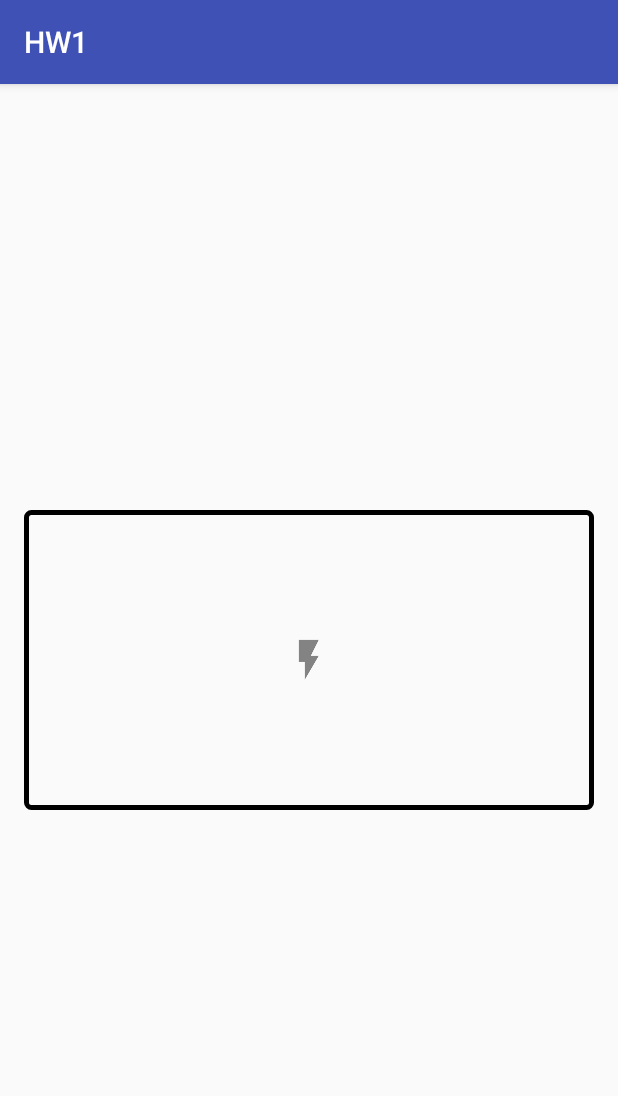
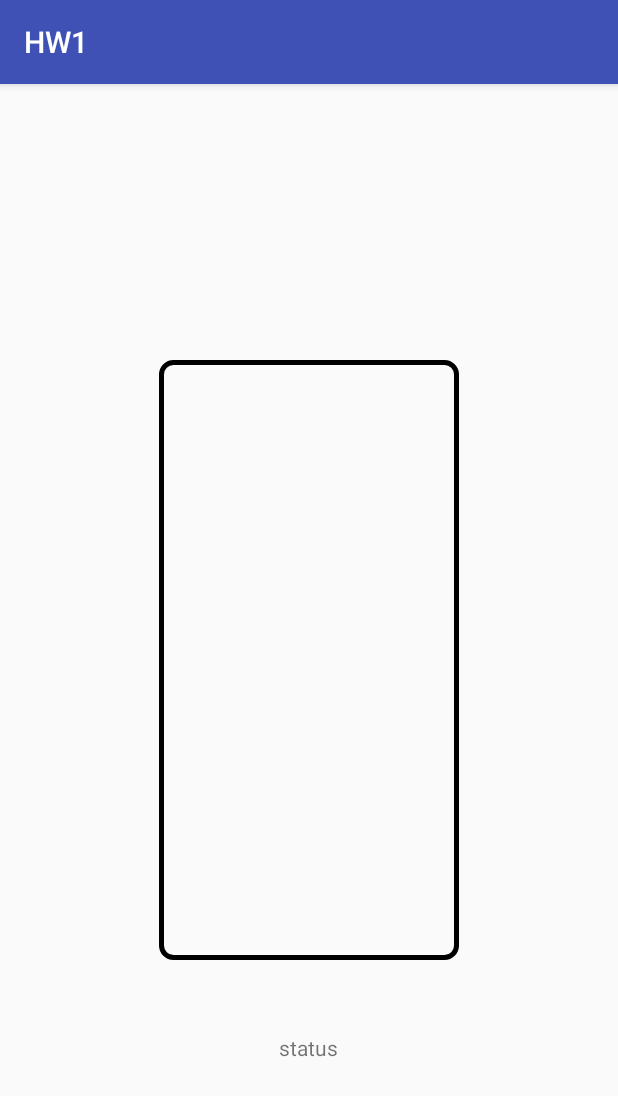
Before and after one commit to IliaBulavintsev/sbrfHWs, an Android app: the screen it shows after launch (MainActivity), on a phone screen of 412 x 824 dp. Shown: the top 1096 px of the screen. Run offline under Robolectric (Android 15) with nearby library versions, the phone set to English and light mode, and no system bars.

Commit message:
battery status

```diff
--- a/MyApplication/app/src/main/java/com/example/ilia/hw1/MainActivity.java
+++ b/MyApplication/app/src/main/java/com/example/ilia/hw1/MainActivity.java
@@ -1,36 +1,86 @@
 package com.example.ilia.hw1;
 
 import android.animation.ValueAnimator;
+import android.content.BroadcastReceiver;
+import android.content.Context;
+import android.content.Intent;
+import android.content.IntentFilter;
+import android.os.BatteryManager;
 import android.support.v7.app.AppCompatActivity;
 import android.os.Bundle;
 import android.view.View;
 import android.view.animation.DecelerateInterpolator;
+import android.widget.ImageView;
+import android.widget.TextView;
+
+import org.w3c.dom.Text;
 
 public class MainActivity extends AppCompatActivity {
 
-    private View indicator;
-    private ValueAnimator animator;
+    private ImageView battery;
+    private TextView battery_percent;
+    private TextView battery_technology;
+    private TextView battery_status;
+
+    private BroadcastReceiver battery_receiver = new BroadcastReceiver() {
+        @Override
+        public void onReceive(Context context, Intent intent) {
+
+            int level = intent.getIntExtra(BatteryManager.EXTRA_LEVEL, -1);
+            int scale = intent.getIntExtra(BatteryManager.EXTRA_SCALE, -1);
+
+
+
+            float batteryPct = ((float) level / (float)scale) * 100f;
+            int percent = Math.round(batteryPct);
+
+            String technology = intent.getStringExtra(BatteryManager.EXTRA_TECHNOLOGY);
+            String status = getResources().getStringArray(R.array.battery_status)[getBatteryStatus(intent)];
+
+            battery.getDrawable().setLevel(percent *100);
+            battery_percent.setText(getString(R.string.battery_percent_format, percent));
+            battery_technology.setText(getString(R.string.battery_technology_format, technology));
+            battery_status.setText(getString(R.string.battery_status_format, status));
+
+
+        }
+    };
 
     @Override
     protected void onCreate(Bundle savedInstanceState) {
         super.onCreate(savedInstanceState);
         setContentView(R.layout.activity_main);
 
-        indicator = findViewById(R.id.animated_view);
+        battery = (ImageView) findViewById(R.id.battery_image);
+        battery_percent = (TextView) findViewById(R.id.battery_percent);
+        battery_technology = (TextView) findViewById(R.id.battery_technology);
+        battery_status = (TextView) findViewById(R.id.battery_status);
 
-        // Создаём аниматор
-        animator = ValueAnimator.ofInt(0, 10000);
-        animator.setRepeatMode(ValueAnimator.REVERSE);
-        animator.setRepeatCount(ValueAnimator.INFINITE);
-        animator.setDuration(2000);
-        animator.setInterpolator(new DecelerateInterpolator());
-        animator.addUpdateListener(new ValueAnimator.AnimatorUpdateListener() {
-            @Override
-            public void onAnimationUpdate(ValueAnimator valueAnimator) {
-                Integer value = (Integer) valueAnimator.getAnimatedValue();
-                indicator.getBackground().setLevel(value);
-            }
-        });
-        animator.start();
+    }
+
+    @Override
+    protected void onStart() {
+        super.onStart();
+        IntentFilter intentFilter = new IntentFilter();
+        intentFilter.addAction(Intent.ACTION_BATTERY_CHANGED);
+        registerReceiver(battery_receiver, intentFilter);
+    }
+
+    @Override
+    protected void onStop() {
+        super.onStop();
+        unregisterReceiver(battery_receiver);
+    }
+
+    private boolean battery_present(Intent intent){
+        return  intent.getBooleanExtra(BatteryManager.EXTRA_PRESENT, true);
+    }
+
+    private int getBatteryStatus(Intent intent){
+        int state = 0;
+        if (battery_present(intent)){
+            state = intent.getIntExtra(BatteryManager.EXTRA_STATUS, BatteryManager.BATTERY_STATUS_UNKNOWN);
+        }
+        return state;
     }
 }
--- /dev/null
+++ b/MyApplication/app/src/main/res/drawable/battery.xml
@@ -0,0 +1,21 @@
+<?xml version="1.0" encoding="utf-8"?>
+<layer-list xmlns:android="http://schemas.android.com/apk/res/android">
+
+    <item>
+        <shape android:shape="rectangle">
+            <stroke android:color="@color/colorBlack" android:width="@dimen/battery_stroke" />
+            <corners android:radius="@dimen/battery_radius"/>
+        </shape>
+    </item>
+
+    <item>
+        <clip android:clipOrientation="vertical" android:gravity="bottom">
+            <shape android:shape="rectangle">
+                <stroke android:color="@color/colorBlack" android:width="@dimen/battery_stroke" />
+                <solid android:color="@color/colorGreen" />
+                <corners android:radius="@dimen/battery_radius"/>
+            </shape>
+        </clip>
+    </item>
+
+</layer-list>
--- a/MyApplication/app/src/main/res/layout/activity_main.xml
+++ b/MyApplication/app/src/main/res/layout/activity_main.xml
@@ -10,15 +10,36 @@
     android:paddingTop="@dimen/activity_vertical_margin"
     tools:context="com.example.ilia.hw1.MainActivity">
 
-    <View
+    <TextView
+        android:id="@+id/battery_percent"
+        android:layout_width="wrap_content"
+        android:layout_height="wrap_content"
+        android:layout_centerHorizontal="true"
+        android:layout_below="@+id/battery_image"
+        tools:text="100%"
+        android:textAppearance="@style/percentAppearence"/>
+
+    <TextView
+        android:id="@+id/battery_technology"
+        android:layout_width="wrap_content"
+        android:layout_height="wrap_content"
+        android:layout_centerHorizontal="true"
+        android:layout_below="@+id/battery_percent"
+        tools:text="Li-on"/>
+
+    <TextView
+        android:id="@+id/battery_status"
+        android:layout_width="wrap_content"
+        android:layout_height="wrap_content"
+        android:layout_centerHorizontal="true"
+        android:layout_below="@id/battery_technology"
+        android:text="status"/>
+
+    <ImageView
+        android:id="@+id/battery_image"
         android:layout_centerInParent="true"
-        android:id="@+id/animated_view"
-        android:layout_width="500dp"
-        android:layout_height="200dp"
-        android:background="@drawable/indicator"
-        android:layout_marginBottom="@dimen/shape_vertical_padding"
-        android:layout_marginTop="@dimen/shape_vertical_padding"
-        android:clickable="true"
-        />
+        android:layout_width="@dimen/battery_width"
+        android:layout_height="@dimen/battery_height"
+        android:src="@drawable/battery"/>
 
 </RelativeLayout>
--- /dev/null
+++ b/MyApplication/app/src/main/res/values-v21/styles.xml
@@ -0,0 +1,14 @@
+<?xml version="1.0" encoding="utf-8"?>
+<resources>
+    <!-- Base application theme. -->
+    <style name="AppTheme" parent="Theme.AppCompat.Light.DarkActionBar">
+        <!-- Customize your theme here. -->
+        <item name="colorPrimary">@color/colorPrimary</item>
+        <item name="colorPrimaryDark">@color/colorPrimaryDark</item>
+        <item name="colorAccent">@color/colorAccent</item>
+    </style>
+
+    <style name="percentAppearence" parent="android:TextAppearance.Material.Large">
+
+    </style>
+</resources>
--- a/MyApplication/app/src/main/res/values/colors.xml
+++ b/MyApplication/app/src/main/res/values/colors.xml
@@ -4,5 +4,6 @@
     <color name="colorPrimaryDark">#303F9F</color>
     <color name="colorAccent">#FF4081</color>
     <color name="colorBlack">#000000</color>
-    <color name="colorGreen">#4CAF50</color>
+    <color name="colorGreen">#00c853</color>
+
 </resources>
--- a/MyApplication/app/src/main/res/values/dimens.xml
+++ b/MyApplication/app/src/main/res/values/dimens.xml
@@ -5,4 +5,10 @@
     <dimen name="shape_vertical_padding">12dp</dimen>
     <dimen name="shape_radius">3dp</dimen>
     <dimen name="shape_stroke_width">3dp</dimen>
+
+    <dimen name="battery_stroke">3dp</dimen>
+    <dimen name="battery_radius">8dp</dimen>
+
+    <dimen name="battery_width">200dp</dimen>
+    <dimen name="battery_height">400dp</dimen>
 </resources>
--- a/MyApplication/app/src/main/res/values/strings.xml
+++ b/MyApplication/app/src/main/res/values/strings.xml
@@ -1,3 +1,15 @@
 <resources>
     <string name="app_name">HW1</string>
+    <string name="battery_percent_format">%1$d%%</string>
+    <string name="battery_technology_format">Technology: %1$s</string>
+    <string name="battery_status_format">Status: %1$s</string>
+
+    <string-array name="battery_status">
+        <item>No battery</item>
+        <item>Unknown</item>
+        <item>Charging</item>
+        <item>Discharging</item>
+        <item>Not charging</item>
+        <item>Full</item>
+    </string-array>
 </resources>
--- a/MyApplication/app/src/main/res/values/styles.xml
+++ b/MyApplication/app/src/main/res/values/styles.xml
@@ -1,11 +1,11 @@
 <resources>
 
     <!-- Base application theme. -->
-    <style name="AppTheme" parent="Theme.AppCompat.Light.DarkActionBar">
-        <!-- Customize your theme here. -->
-        <item name="colorPrimary">@color/colorPrimary</item>
-        <item name="colorPrimaryDark">@color/colorPrimaryDark</item>
-        <item name="colorAccent">@color/colorAccent</item>
+    <style name="AppTheme" parent="android:Theme.Holo.Light.DarkActionBar">
+    </style>
+
+    <style name="percentAppearence" parent="android:TextAppearance.Holo.Large">
+
     </style>
 
 </resources>
```
